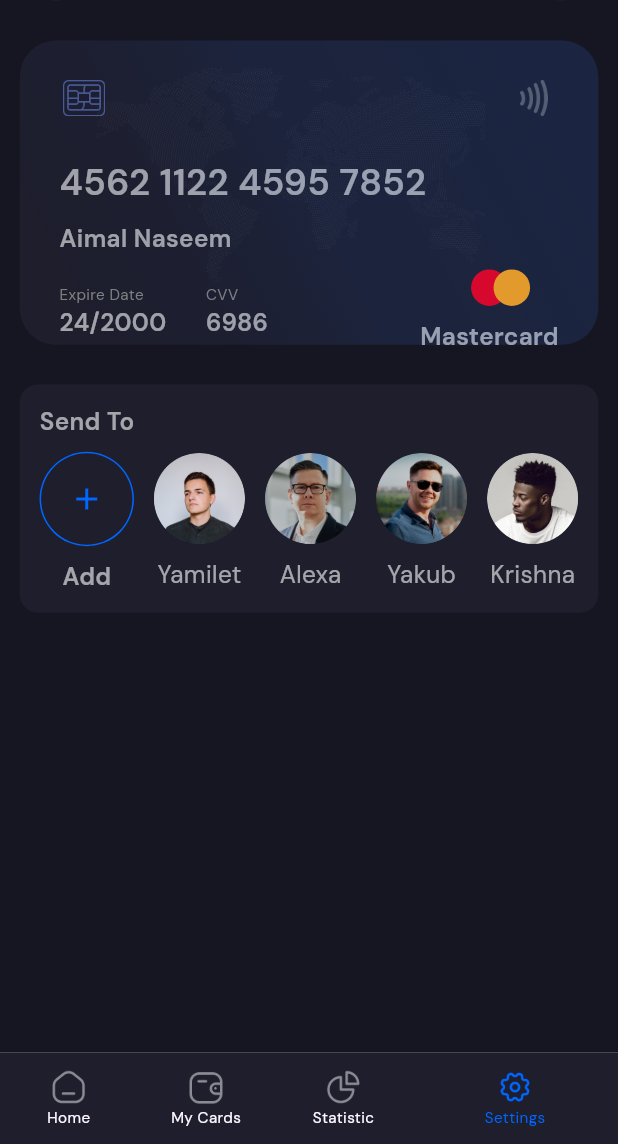
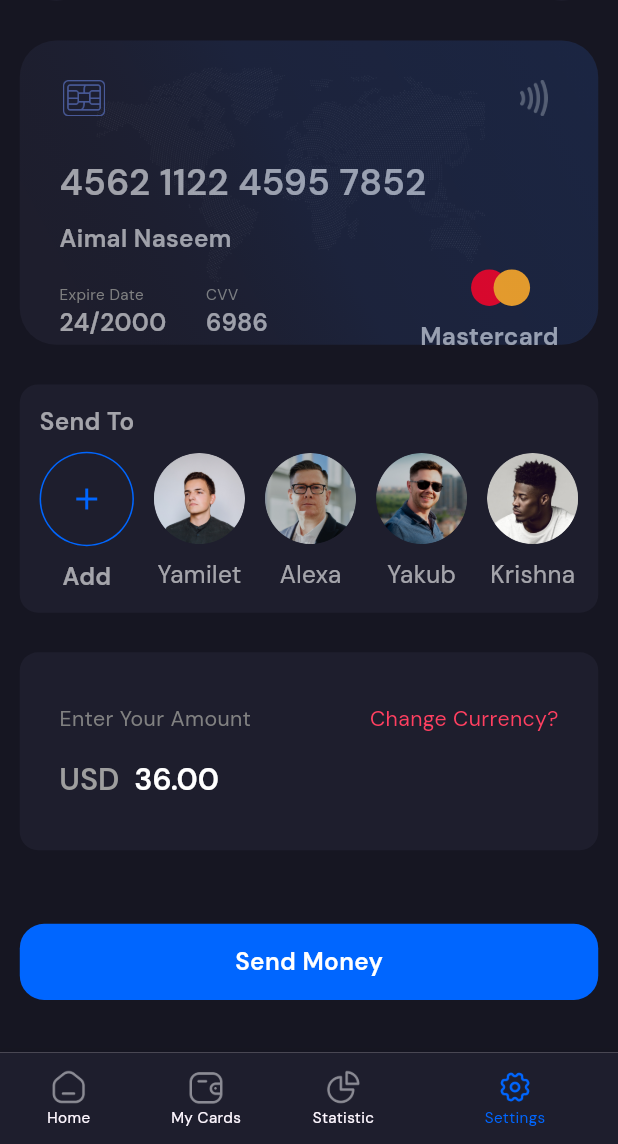
Before and after one commit to developerSajib88/Payment-App-UI-Kit, a Flutter app: the screen it shows after launch, item 4 of the bottom bar chosen, on a phone screen of 412 x 824 dp, the part 92-1236 px from its top. Run offline on Flutter 3.47's test engine with Material 3 defaults, Android fonts, the phone set to English and light mode, and no system bars; our stand-ins replace fl_chart, flutter_hooks, flutter_screenutil, gap, get_it, go_router and 4 more; accounts and stored records are empty.

Commit message:
Send money screen ui design complete.

```diff
--- a/lib/features/send_money/send_money_screen.dart
+++ b/lib/features/send_money/send_money_screen.dart
@@ -317,7 +317,71 @@ class SendMoneyScreen extends StatelessWidget {
                   ),
                 ],
               ),
-            )
+            ),
+
+            gap12,
+
+            Container(
+              width: 1.sw,
+              height: 65.h,
+              padding: padding12,
+              decoration: BoxDecoration(
+                borderRadius: radius6,
+                color: ColorPalates.lightBackground
+              ),
+              child: Column(
+                crossAxisAlignment: crossStart,
+                mainAxisAlignment: mainCenter,
+                children: [
+                  Row(
+                    mainAxisAlignment: MainAxisAlignment.spaceBetween,
+                    children: [
+                      Text(
+                        "Enter Your Amount",
+                        style:
+                            CustomTextStyles.secondary.copyWith(fontSize: 7.sp),
+                      ),
+                      Text(
+                        "Change Currency?",
+                        style: CustomTextStyles.secondary.copyWith(
+                            fontSize: 7.sp, color: const Color(0xffFF3F60)),
+                      ),
+                    ],
+                  ),
+
+                  gap8,
+
+                  RichText(
+                    text: TextSpan(
+                      text: "USD  ",
+                      style: CustomTextStyles.primaryBold.copyWith(color: Colors.grey,fontSize: 10.sp),
+                      children: [
+                        TextSpan(
+                          text: "36.00",
+                          style: CustomTextStyles.primaryBold.copyWith(fontSize: 10.sp)
+                        )
+                      ]
+                    ),
+                  )
+
+                ],
+              ),
+            ),
+
+            const Spacer(),
+
+            Container(
+              width: 1.sw,
+              height: 25.h,
+              alignment: Alignment.center,
+              decoration: BoxDecoration(
+                color: ColorPalates.primaryColor,
+                borderRadius: radius8
+              ),
+              child: Text("Send Money",style: CustomTextStyles.primaryBold,),
+            ),
+
+            gap10,
 
 
           ],
```
